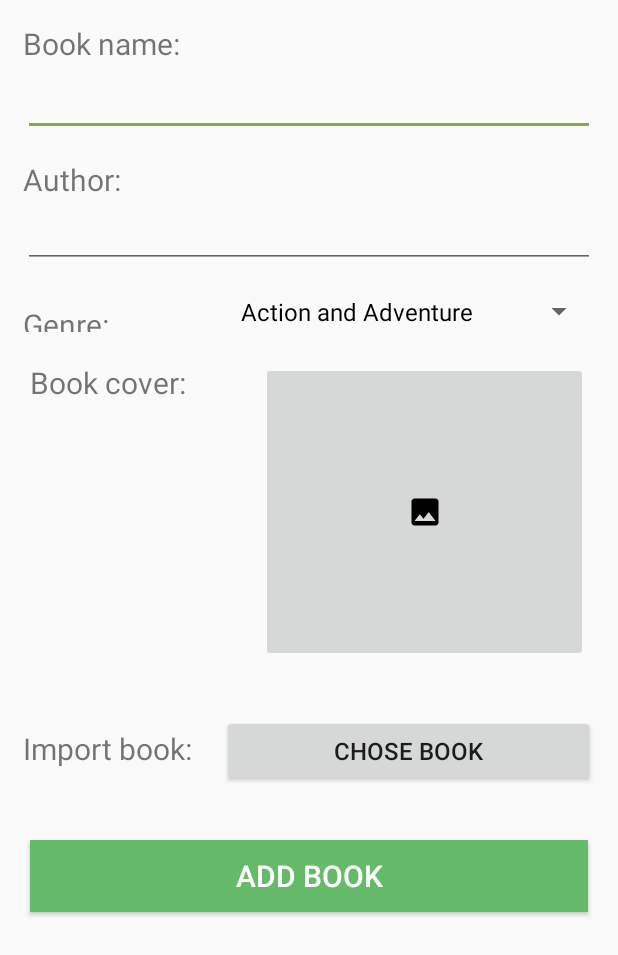
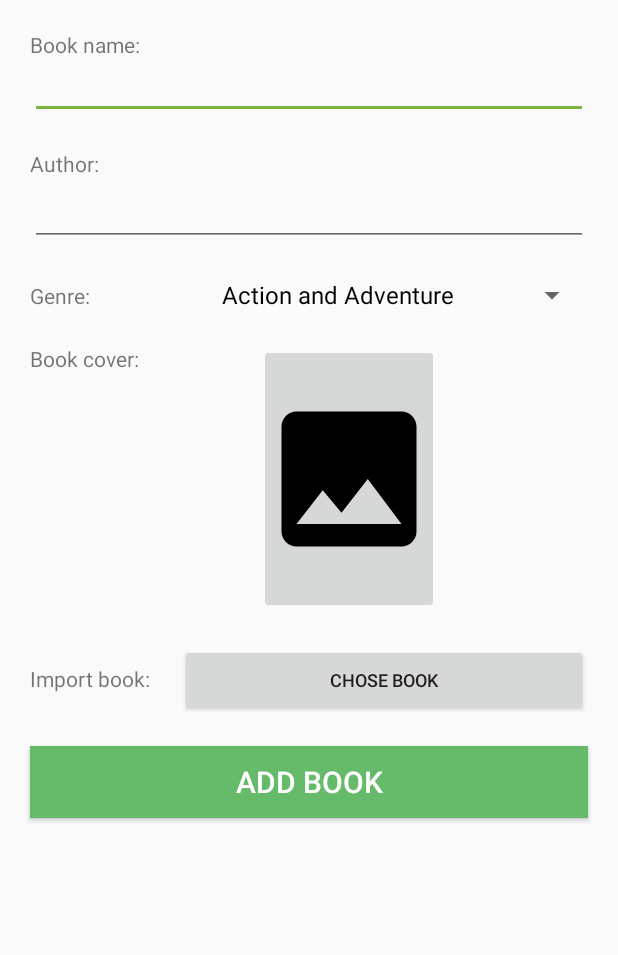
Before and after one commit to thangdepzai/BookM, an Android app: the screen it shows after launch (AddBookActivity), after a tap on "icon_add_book", on a phone screen of 412 x 824 dp. Shown: the top 955 px of the screen. Run offline under Robolectric (Android 15) with nearby library versions, the phone set to English and light mode, and no system bars.

Commit message:
show book shelf

```diff
--- a/app/src/main/java/com/samsung/bookm/Fragment/BookShelfFragment.java
+++ b/app/src/main/java/com/samsung/bookm/Fragment/BookShelfFragment.java
@@ -29,6 +29,7 @@ import com.samsung.bookm.Activity.AddBookActivity;
 import com.samsung.bookm.Activity.ReadActivity;
 import com.samsung.bookm.Adapter.BookAdapter;
 import com.samsung.bookm.Activity.SearchActivity;
+import com.samsung.bookm.Model.AppDatabase;
 import com.samsung.bookm.Model.Book;
 import com.samsung.bookm.Interface.ITransferData;
 import com.samsung.bookm.R;
@@ -107,14 +108,20 @@ public class BookShelfFragment extends Fragment  implements ITransferData {
         //tạo Grid với 3 cột
         GridLayoutManager gridLayoutManager = new GridLayoutManager(mContext,3);
         mBookRecycler.setLayoutManager(gridLayoutManager);
-        listBooks = getData();
+        listBooks = AppDatabase.getInstance(mContext).getAllBook();
         adapter = new BookAdapter(mContext,listBooks );
         mBookRecycler.setAdapter(adapter);
         // Inflate the layout for this fragment
 
     }
 
-
+    @Override
+    public void onResume() {
+        super.onResume();
+        listBooks = AppDatabase.getInstance(mContext).getAllBook();
+        adapter = new BookAdapter(mContext,listBooks );
+        mBookRecycler.setAdapter(adapter);
+    }
 
     @Override
     public void delete(int position) {
@@ -158,10 +165,10 @@ public class BookShelfFragment extends Fragment  implements ITransferData {
         if (requestCode == REQUEST_CODE){
             if(resultCode == RESULT_OK){
                 Uri uri = data.getData();
-               Intent i = new Intent(getContext(), ReadActivity.class);
-               Bundle b = new Bundle();
-               i.putExtra("KEY_URI", uri+"");
-               startActivity(i);
+                Intent i = new Intent(getContext(), ReadActivity.class);
+                Bundle b = new Bundle();
+                i.putExtra("KEY_URI", uri+"");
+                startActivity(i);
 
             }
         }
--- a/app/src/main/res/layout/activity_add_book.xml
+++ b/app/src/main/res/layout/activity_add_book.xml
@@ -1,14 +1,19 @@
 <?xml version="1.0" encoding="utf-8"?>
-<LinearLayout xmlns:android="http://schemas.android.com/apk/res/android"
+<ScrollView xmlns:android="http://schemas.android.com/apk/res/android"
     xmlns:app="http://schemas.android.com/apk/res-auto"
     xmlns:tools="http://schemas.android.com/tools"
     android:orientation="vertical"
     android:layout_width="match_parent"
     android:layout_height="match_parent"
     tools:context=".Activity.AddBookActivity">
+    <LinearLayout
+        android:layout_width="match_parent"
+        android:layout_height="match_parent"
+        android:orientation="vertical">
+
 
         <LinearLayout
-        android:layout_margin="15dp"
+            android:layout_margin="20dp"
             android:layout_width="match_parent"
             android:layout_height="wrap_content"
             android:orientation="vertical">
@@ -16,16 +21,16 @@
                 android:layout_width="wrap_content"
                 android:layout_height="wrap_content"
                 android:text="@string/book_name"
-            android:textSize="20sp"/>
+                android:textSize="14sp"/>
             <EditText
                 android:id="@+id/et_book_name"
-            android:textSize="20sp"
+                android:textSize="14sp"
                 android:layout_width="match_parent"
                 android:layout_height="wrap_content" />
         </LinearLayout>
         <LinearLayout
-        android:layout_marginLeft="15dp"
-        android:layout_marginRight="15dp"
+            android:layout_marginLeft="20dp"
+            android:layout_marginRight="20dp"
             android:layout_width="match_parent"
             android:layout_height="wrap_content"
             android:orientation="vertical">
@@ -33,24 +38,24 @@
                 android:layout_width="wrap_content"
                 android:layout_height="wrap_content"
                 android:text="@string/book_author"
-            android:textSize="20sp"/>
+                android:textSize="14sp"/>
             <EditText
                 android:id="@+id/et_author"
                 android:layout_width="match_parent"
                 android:layout_height="wrap_content" />
         </LinearLayout>
         <LinearLayout
-        android:layout_marginTop="15dp"
-        android:layout_marginLeft="15dp"
-        android:layout_marginRight="15dp"
+            android:layout_marginTop="20dp"
+            android:layout_marginLeft="20dp"
+            android:layout_marginRight="20dp"
             android:layout_width="match_parent"
-        android:layout_height="wrap_content"
+            android:layout_height="25dp"
             android:orientation="horizontal">
             <TextView
                 android:layout_width="wrap_content"
                 android:layout_height="wrap_content"
                 android:text="@string/book_genre"
-            android:textSize="20sp"/>
+                android:textSize="14sp"/>
             <Spinner
                 android:id="@+id/spn_genre"
                 android:layout_marginStart="80dp"
@@ -66,33 +71,36 @@
             <TextView
                 android:layout_width="wrap_content"
                 android:layout_height="wrap_content"
-            android:textSize="20sp"
+                android:textSize="14sp"
                 android:text="@string/book_chose_img"
                 />
             <ImageButton
                 app:srcCompat="@drawable/ic_insert_photo_black_50dp"
+                android:padding="0dp"
                 android:id="@+id/ib_chose_image"
-            android:layout_marginLeft="50dp"
-            android:layout_width="match_parent"
-            android:layout_height="200dp"
-            android:layout_marginStart="50dp" />
+                android:layout_marginLeft="80dp"
+                android:scaleType="fitCenter"
+                android:layout_width="120dp"
+                android:layout_height="180dp"
+                android:layout_marginStart="80dp" />
 
         </LinearLayout>
 
         <LinearLayout
-        android:layout_margin="15dp"
+            android:layout_marginLeft="20dp"
+            android:layout_marginRight="20dp"
             android:layout_width="match_parent"
             android:layout_height="wrap_content">
             <TextView
                 android:layout_width="wrap_content"
                 android:layout_height="wrap_content"
-            android:textSize="20sp"
+                android:textSize="14sp"
                 android:text="@string/book_import"/>
             <Button
                 android:id="@+id/bt_chose_book_file"
                 android:layout_marginLeft="20dp"
                 android:layout_width="match_parent"
-            android:textSize="16sp"
+                android:textSize="12sp"
                 android:layout_height="wrap_content"
                 android:text="Chose book"/>
         </LinearLayout>
@@ -109,3 +117,4 @@
             android:text="Add book"/>
 
     </LinearLayout>
+</ScrollView>
```
Also changed, not shown: app/src/main/java/com/samsung/bookm/Activity/AddBookActivity.java (+5 -2 lines), app/src/main/java/com/samsung/bookm/Adapter/BookAdapter.java (+17 -1 lines), app/src/main/res/layout/book_item.xml (+7 -4 lines). Lines whose indentation alone changed are shown as unchanged.
